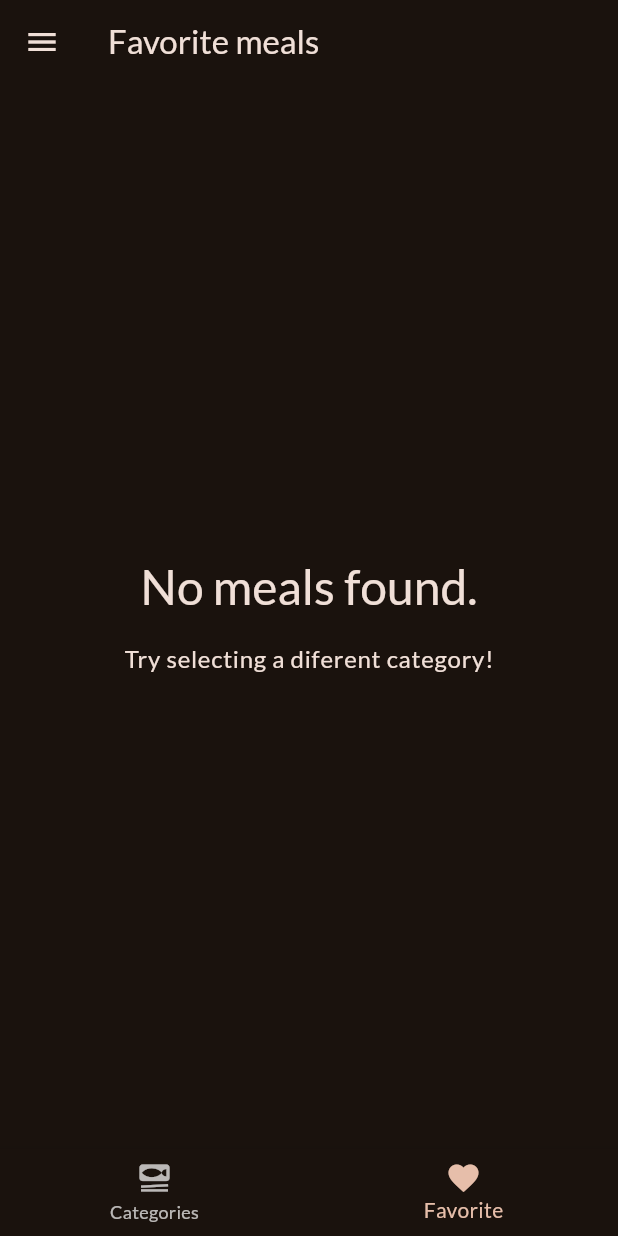
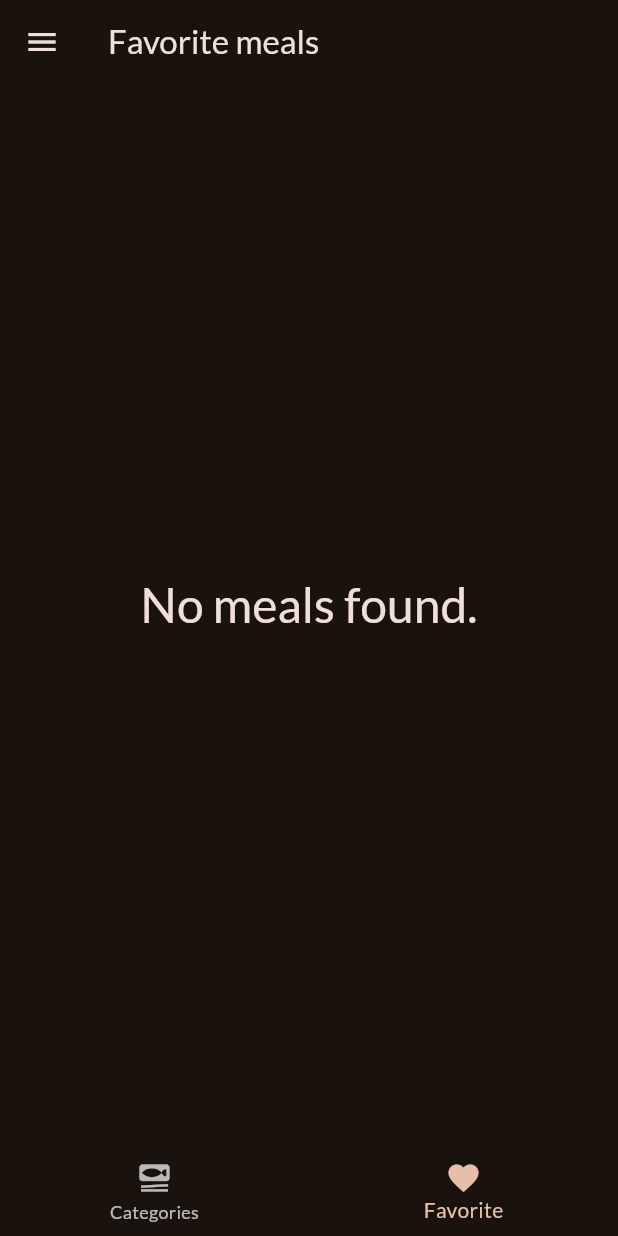
Before and after one commit to hadiseh39/meals-app, a Flutter app: the screen it shows after launch, item 2 of the bottom bar chosen, on a phone screen of 412 x 824 dp. Run offline on Flutter 3.47's test engine with Material 3 defaults, Android fonts, the phone set to English and light mode, and no system bars; our stand-ins replace flutter_riverpod, google_fonts, transparent_image; missing offline and left inert: tab_container.

Commit message:
ui update

```diff
--- a/lib/screens/categories.dart
+++ b/lib/screens/categories.dart
@@ -24,7 +24,6 @@ class _CategoriesScreenState extends State<CategoriesScreen>
 
   @override
   void initState() {
-    // TODO: implement initState
     super.initState();
 
     _animationController = AnimationController(
--- a/lib/screens/meals.dart
+++ b/lib/screens/meals.dart
@@ -48,13 +48,6 @@ class MealsScreen extends StatelessWidget {
           const SizedBox(
             height: 16,
           ),
-          Text(
-            'Try selecting a diferent category!',
-            style: Theme.of(context)
-                .textTheme
-                .bodyLarge!
-                .copyWith(color: Theme.of(context).colorScheme.onSurface),
-          ),
         ],
       ));
     }
```
